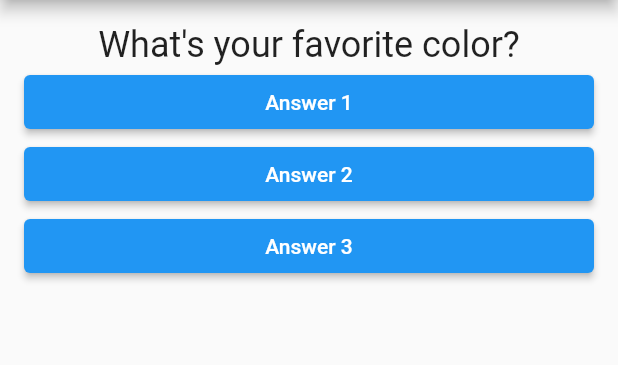
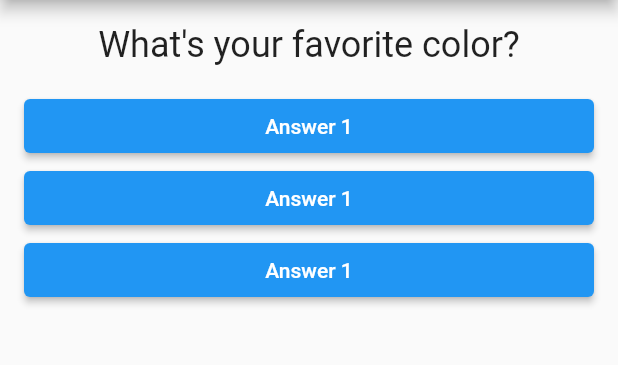
Before and after one commit to FadyFawzyOfficial/quiz, a Flutter app: the screen it shows after launch, on a phone screen of 412 x 824 dp, the part 84-449 px from its top. Run offline on Flutter 3.47's test engine with Material 2 defaults, Android fonts, the phone set to English and light mode, and no system bars.

```diff
--- /dev/null
+++ b/lib/answer.dart
@@ -0,0 +1,20 @@
+import 'package:flutter/material.dart';
+
+class Answer extends StatelessWidget {
+  final String answerText;
+  final VoidCallback onPressed;
+
+  const Answer({
+    super.key,
+    required this.answerText,
+    required this.onPressed,
+  });
+
+  @override
+  Widget build(BuildContext context) {
+    return ElevatedButton(
+      onPressed: onPressed,
+      child: Text(answerText),
+    );
+  }
+}
--- a/lib/main.dart
+++ b/lib/main.dart
@@ -1,5 +1,6 @@
 import 'package:flutter/material.dart';
 
+import 'answer.dart';
 import 'question.dart';
 
 void main() => runApp(const MyApp());
@@ -31,20 +32,18 @@ class _MyAppState extends State<MyApp> {
             crossAxisAlignment: CrossAxisAlignment.stretch,
             children: [
               Question(_questions[_questionIndex]),
-              ElevatedButton(
+              const SizedBox(height: 16),
+              Answer(
+                answerText: 'Answer 1',
                 onPressed: _answerQuestion,
-                child: const Text('Answer 1'),
               ),
-              ElevatedButton(
-                onPressed: () => print('Answer 2 chosen!'),
-                child: const Text('Answer 2'),
+              Answer(
+                answerText: 'Answer 1',
+                onPressed: _answerQuestion,
               ),
-              ElevatedButton(
-                onPressed: () {
-                  // ...
-                  print('Answer 3 chosen!');
-                },
-                child: const Text('Answer 3'),
+              Answer(
+                answerText: 'Answer 1',
+                onPressed: _answerQuestion,
               ),
             ],
           ),
```
